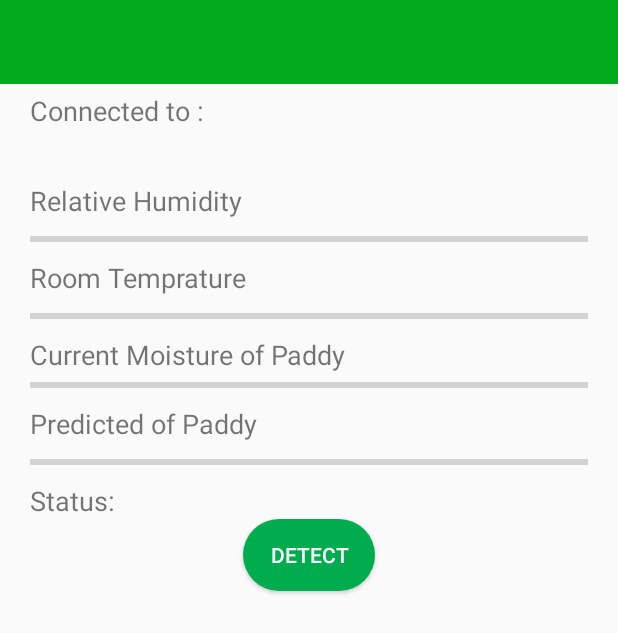
After one commit to pasan9/theGoviya, an Android app: the layout activity_monitor_moisture.xml on its own in the app's theme, with its tools: preview values and no code run, on a phone screen of 412 x 824 dp. The commit adds this screen. Shown: the top 633 px of the screen. Run offline under Robolectric (Android 15) with nearby library versions, the phone set to English and light mode, and no system bars.

Commit message:
Added relative humidity algorithm

```diff
--- a/app/src/main/AndroidManifest.xml
+++ b/app/src/main/AndroidManifest.xml
@@ -37,6 +37,7 @@
         <activity android:name=".UserProducts" />
         <activity android:name=".ProductDetails" />
         <activity android:name=".UserProductsInfo"></activity>
+        <activity android:name=".MonitorMoisture"></activity>
     </application>
 
 </manifest>
--- /dev/null
+++ b/app/src/main/res/layout/activity_monitor_moisture.xml
@@ -0,0 +1,160 @@
+<?xml version="1.0" encoding="utf-8"?>
+<RelativeLayout xmlns:android="http://schemas.android.com/apk/res/android"
+    xmlns:app="http://schemas.android.com/apk/res-auto"
+    xmlns:tools="http://schemas.android.com/tools"
+    android:layout_width="match_parent"
+    android:layout_height="match_parent"
+    tools:context="com.example.saucecode.thegoviya.MonitorMoisture">
+
+    <include layout="@layout/layout_app_bar"/>
+
+    <RelativeLayout
+        android:layout_below="@id/my_action_bar_tool_bar"
+        android:paddingLeft="20dp"
+        android:paddingRight="20dp"
+        android:layout_marginTop="5dp"
+        android:layout_marginBottom="5dp"
+        android:layout_width="match_parent"
+        android:layout_height="match_parent"
+
+
+        android:id="@+id/relativeLayout2">
+
+        <TextView
+            android:id="@+id/txtDevice"
+            android:layout_width="wrap_content"
+            android:layout_height="wrap_content"
+
+            android:text="Connected to : "
+            android:textSize="18sp" />
+
+
+        <TextView
+            android:id="@+id/txtRelHumidity"
+            android:layout_width="wrap_content"
+            android:layout_height="wrap_content"
+            android:layout_below="@id/txtDevice"
+            android:layout_marginBottom="5dp"
+            android:layout_marginTop="35dp"
+            android:text="Relative Humidity"
+            android:textSize="18sp" />
+
+
+        <ProgressBar
+            android:id="@+id/progressBarHumidity"
+            style="?android:attr/progressBarStyleHorizontal"
+            android:layout_width="match_parent"
+            android:layout_height="wrap_content"
+            android:layout_centerHorizontal="true"
+            android:layout_below="@id/txtRelHumidity"
+            android:layout_marginBottom="5dp"
+
+            />
+
+
+        <TextView
+            android:id="@+id/txtTemprature"
+            android:layout_width="wrap_content"
+            android:layout_height="wrap_content"
+            android:layout_below="@id/progressBarHumidity"
+            android:layout_marginBottom="5dp"
+            android:text="Room Temprature"
+            android:textSize="18sp" />
+
+
+        <ProgressBar
+            android:id="@+id/progressBarTemprature"
+            style="?android:attr/progressBarStyleHorizontal"
+            android:layout_width="match_parent"
+            android:layout_height="wrap_content"
+            android:layout_centerHorizontal="true"
+            android:layout_centerVertical="true"
+            android:layout_below="@id/txtTemprature"
+            android:layout_marginBottom="5dp"
+            />
+
+
+        <TextView
+            android:id="@+id/txtCurrentMoisture"
+            android:layout_width="wrap_content"
+            android:layout_height="wrap_content"
+            android:layout_alignParentLeft="true"
+            android:layout_alignParentStart="true"
+            android:layout_below="@+id/progressBarTemprature"
+            android:text="Current Moisture of Paddy"
+            android:textSize="18sp" />
+
+
+        <ProgressBar
+            android:id="@+id/progressBarCurrentMoisture"
+            style="?android:attr/progressBarStyleHorizontal"
+            android:layout_width="match_parent"
+            android:layout_height="wrap_content"
+            android:layout_centerHorizontal="true"
+            android:layout_marginBottom="5dp"
+            android:layout_below="@id/txtCurrentMoisture"
+            />
+
+
+        <TextView
+            android:id="@+id/txtPredictedMoisture"
+            android:layout_width="wrap_content"
+            android:layout_height="wrap_content"
+            android:layout_below="@id/progressBarCurrentMoisture"
+            android:layout_marginBottom="5dp"
+            android:text="Predicted of Paddy"
+            android:textSize="18sp" />
+
+
+        <ProgressBar
+            android:id="@+id/progressBarPredictedMoisture"
+            style="?android:attr/progressBarStyleHorizontal"
+            android:layout_width="match_parent"
+            android:layout_height="wrap_content"
+            android:layout_centerHorizontal="true"
+            android:layout_marginBottom="5dp"
+            android:layout_below="@id/txtPredictedMoisture"
+            />
+
+
+        <TextView
+            android:id="@+id/txtStatus"
+            android:layout_width="wrap_content"
+            android:layout_height="wrap_content"
+            android:layout_below="@id/progressBarPredictedMoisture"
+            android:text="Status: "
+            android:textSize="18sp" />
+        android:layout_marginBottom="5dp"
+
+
+        <Button
+            android:layout_width="wrap_content"
+            android:layout_height="wrap_content"
+            android:id="@+id/btnDetect"
+            android:text="Detect"
+            android:layout_centerHorizontal="true"
+            android:textColor="#FFFFFF"
+            android:background="@drawable/round_green_button"
+            android:layout_below="@id/txtStatus"
+            android:layout_marginBottom="5dp"
+
+            />
+
+
+
+
+
+
+
+
+
+
+
+
+
+
+    </RelativeLayout>
+
+
+
+</RelativeLayout>
```
Also changed, not shown: app/src/main/java/com/example/saucecode/thegoviya/MonitorMoisture.java (added, +340 -0 lines), app/src/main/java/com/example/saucecode/thegoviya/homeActivity.java (+10 -0 lines), app/src/main/res/layout/activity_home.xml (+7 -0 lines).
